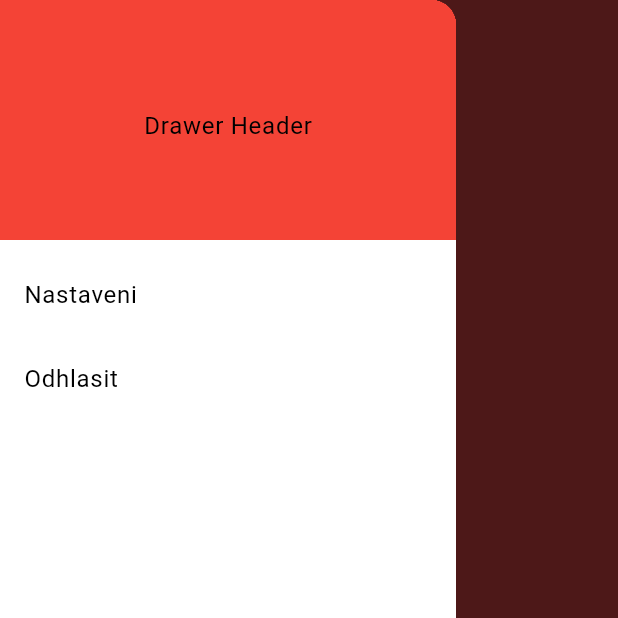
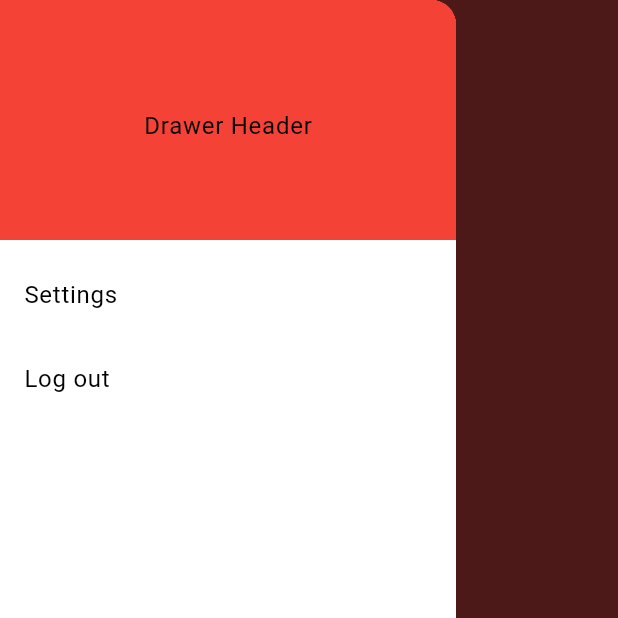
Before and after one commit to vorwerick/project-jay-app, a Flutter app: the HomePage screen opened by its route, with the side drawer open, on a phone screen of 412 x 824 dp, the top half of it. Run offline on Flutter 3.47's test engine with Material 3 defaults, Android fonts, the phone set to English and light mode, and no system bars; our stand-ins replace go_router, google_maps_flutter; generated files the repository leaves out were written again.

Commit message:
feat: added internationalization

```diff
--- /dev/null
+++ b/l10n.yaml
@@ -0,0 +1,3 @@
+arb-dir: lib/l10n
+template-arb-file: app_en.arb
+output-localization-file: app_localizations.dart
--- /dev/null
+++ b/lib/l10n/app_en.arb
@@ -0,0 +1,11 @@
+{
+  "helloWorld": "Hello World",
+  "email": "Email",
+  "password": "Password",
+  "login": "Log in",
+  "event": "Event",
+  "participants": "Participants",
+  "map": "Map",
+  "settings": "Settings",
+  "logout": "Log out"
+}
--- a/lib/presentation/components/jay_bottom_navigation_bar.dart
+++ b/lib/presentation/components/jay_bottom_navigation_bar.dart
@@ -1,4 +1,5 @@
 import 'package:flutter/material.dart';
+import 'package:flutter_gen/gen_l10n/app_localizations.dart';
 
 class JayBottomNavigationBar extends StatelessWidget {
   final int currentPageIndex;
@@ -8,23 +9,22 @@
 
   @override
   Widget build(final BuildContext context) {
-    // TODO: implement build
     return BottomNavigationBar(
       backgroundColor: Colors.black,
       currentIndex: currentPageIndex,
       onTap: onTap,
-      items: const [
+      items: [
         BottomNavigationBarItem(
-          icon: Icon(Icons.event),
-          label: 'Event',
+          icon: const Icon(Icons.event),
+          label: AppLocalizations.of(context)!.event,
         ),
         BottomNavigationBarItem(
-          icon: Icon(Icons.people),
-          label: 'Participants',
+          icon: const Icon(Icons.people),
+          label: AppLocalizations.of(context)!.participants,
         ),
         BottomNavigationBarItem(
-          icon: Icon(Icons.map),
-          label: 'Map',
+          icon: const Icon(Icons.map),
+          label: AppLocalizations.of(context)!.map,
         ),
       ],
     );
--- a/lib/presentation/components/jay_drawer.dart
+++ b/lib/presentation/components/jay_drawer.dart
@@ -1,4 +1,5 @@
 import 'package:flutter/material.dart';
+import 'package:flutter_gen/gen_l10n/app_localizations.dart';
 
 //TODO(vojjta): implement params for drawer
 class JayDrawer extends StatelessWidget {
@@ -19,14 +20,14 @@
                 child: Center(child: Text('Drawer Header')),
               ),
               ListTile(
-                title: const Text('Nastaveni'),
+                title: Text(AppLocalizations.of(context)!.settings),
                 onTap: () {
                   // Update the state of the app.
                   // ...
                 },
               ),
               ListTile(
-                title: const Text('Odhlasit'),
+                title: Text(AppLocalizations.of(context)!.logout),
                 onTap: () {
                   // Update the state of the app.
                   // ...
--- a/pubspec.yaml
+++ b/pubspec.yaml
@@ -25,6 +25,11 @@
   # Icons
   cupertino_icons: ^1.0.2
 
+  # Localizations
+  flutter_localizations:
+    sdk: flutter
+  intl: any
+
 dev_dependencies:
   flutter_test:
     sdk: flutter
@@ -37,6 +42,7 @@
   # included with your application, so that you can use the icons in
   # the material Icons class.
   uses-material-design: true
+  generate: true
 
   # To add assets to your application, add an assets section, like this:
   # assets:
```
Also changed, not shown: lib/l10n/app_cs.arb (added, +11 -0 lines), lib/main.dart (+12 -0 lines), lib/presentation/pages/login_page.dart (+6 -5 lines), pubspec.lock.
